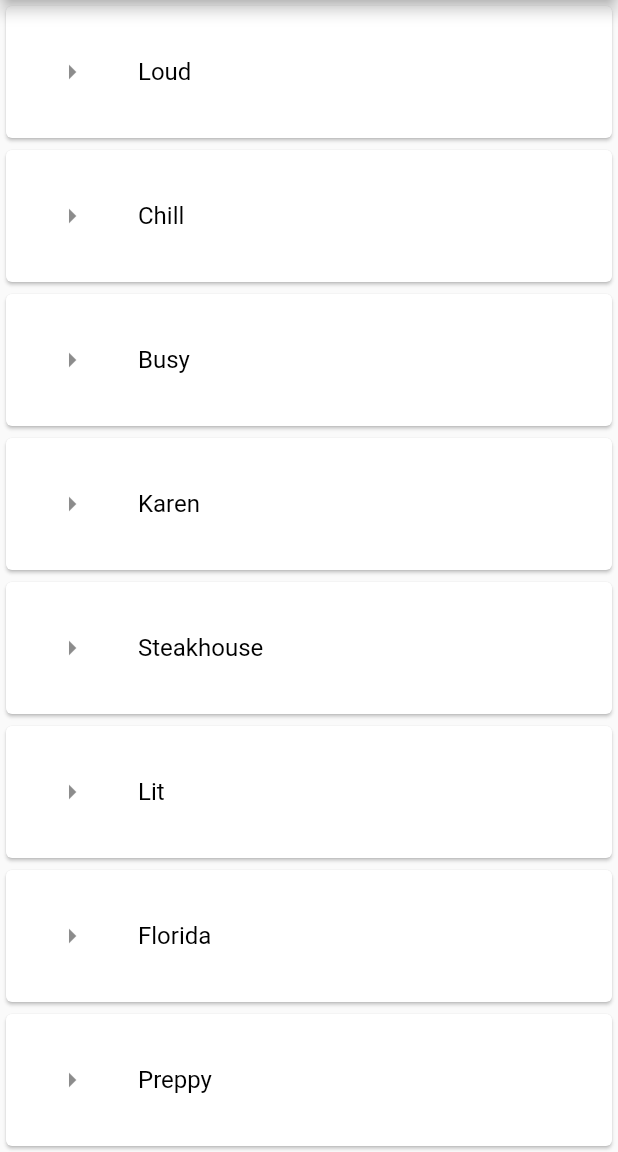
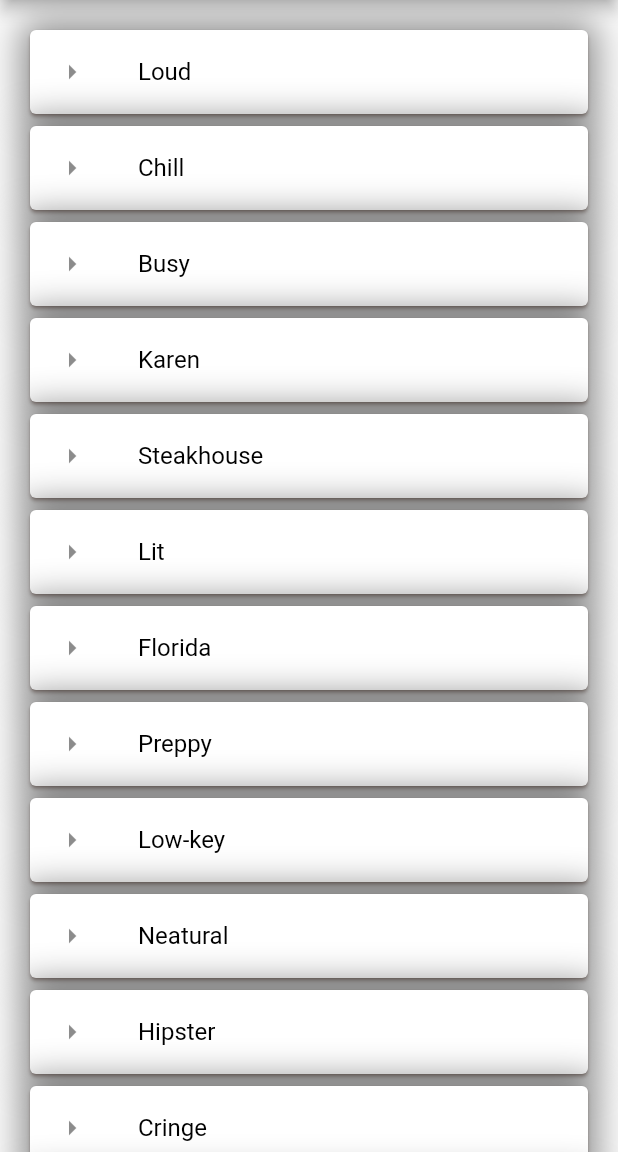
Before and after one commit to treknuts/vibe, a Flutter app: the screen it shows after launch, on a phone screen of 412 x 824 dp, the part 84-1236 px from its top. Run offline on Flutter 3.47's test engine with Material 2 defaults, Android fonts, the phone set to English and light mode, and no system bars.

Commit message:
Added box shadow to list items.

```diff
--- a/lib/main.dart
+++ b/lib/main.dart
@@ -160,14 +160,15 @@ class _ListWidgetState extends State<ListWidget> {
   @override
   Widget build(BuildContext context) {
     return ListView.builder(
+      padding: const EdgeInsets.all(16.0),
       scrollDirection: Axis.vertical,
       shrinkWrap: true,
-      physics: BouncingScrollPhysics(),
+      physics: ClampingScrollPhysics(),
       itemCount: vibes.length,
       itemBuilder: (context, index) {
-        return Card(
-          child: Padding(
-            padding: const EdgeInsets.all(16.0),
+        return Container(
+          child: Card(
+            shadowColor: Colors.brown,
             child: ListTile(
               leading: vibes[index]['icon'],
               title: Text(
@@ -182,7 +183,16 @@ class _ListWidgetState extends State<ListWidget> {
                 });
               },
             ),
-          )
+          ),
+          decoration: new BoxDecoration(
+            boxShadow: [
+              new BoxShadow(
+                color: Colors.black45,
+                blurRadius: 20.0,
+                spreadRadius: 1.0,
+              ),
+            ]
+          ),
         );
       },
     );
```
Lines whose indentation alone changed are shown as unchanged.
